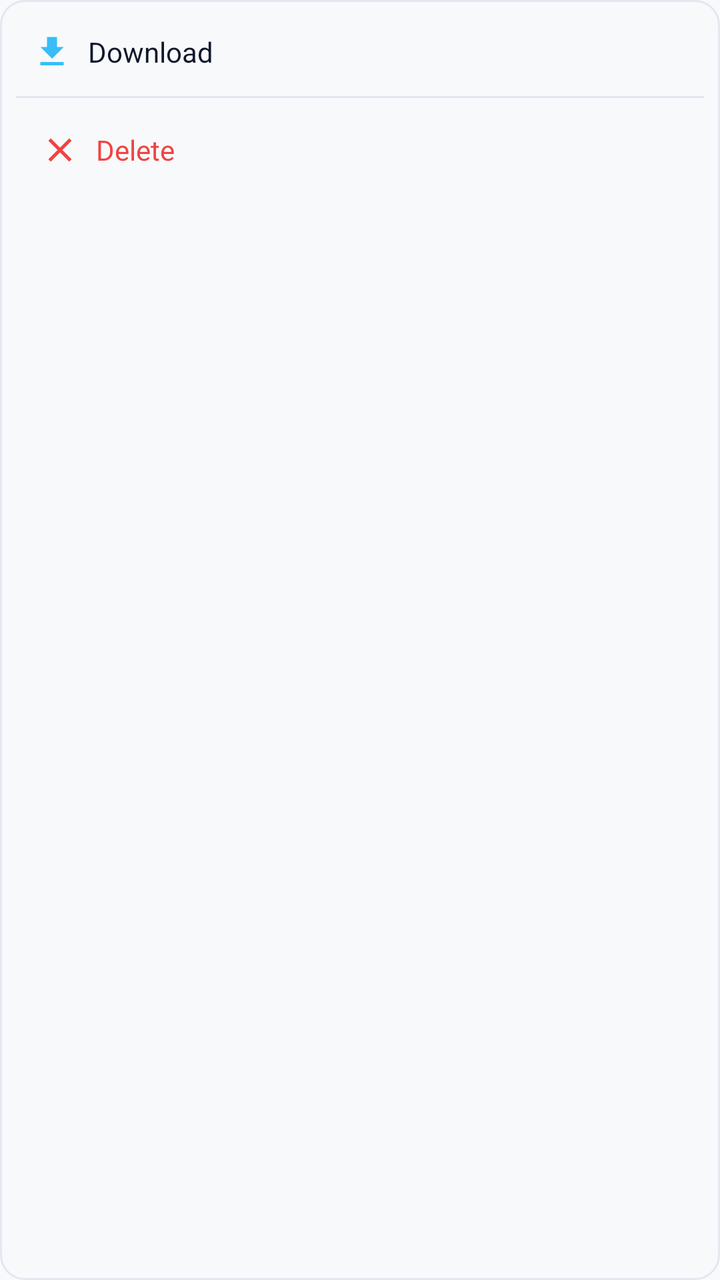
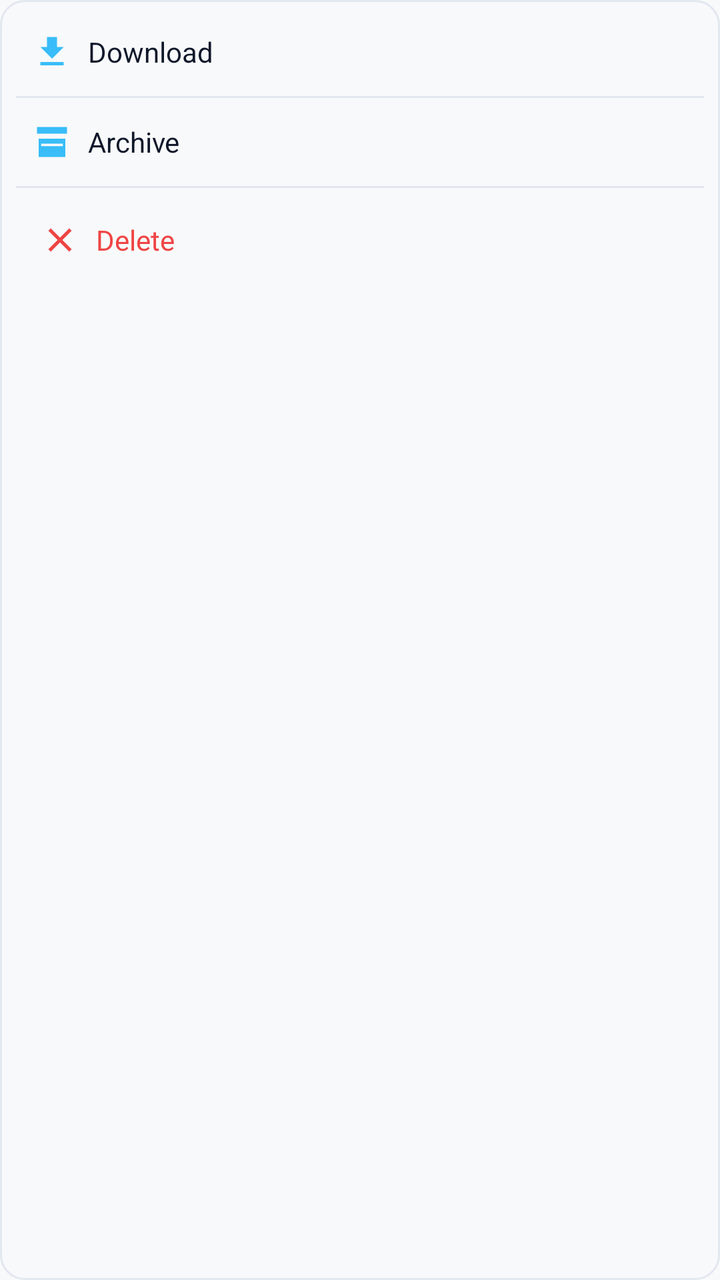

The first picture is an Android layout as it rendered before a commit; the second is the same layout after the commit. The layout source and the unified diff follow.
<!-- AndroidManifest.xml: application theme Theme.NoteCalc.Blue -->
<!-- res/layout/layout_popup_menu.xml -->
<?xml version="1.0" encoding="utf-8"?>
<LinearLayout xmlns:android="http://schemas.android.com/apk/res/android"
    xmlns:app="http://schemas.android.com/apk/res-auto"
    android:layout_width="wrap_content"
    android:layout_height="wrap_content"
    android:orientation="vertical"
    android:background="@drawable/bg_popup_menu"
    android:padding="8dp">

    <LinearLayout
        android:id="@+id/btn_popup_download"
        android:layout_width="match_parent"
        android:layout_height="wrap_content"
        android:orientation="horizontal"
        android:gravity="center_vertical"
        android:padding="8dp"
        android:clickable="true"
        android:focusable="true">
        <ImageView
            android:layout_width="20dp"
            android:layout_height="20dp"
            android:src="@drawable/ic_download"
            app:tint="?attr/colorAccentSecondary" 
            android:contentDescription="@string/popup_menu_icon_desc"/>
        <TextView
            android:layout_width="wrap_content"
            android:layout_height="wrap_content"
            android:text="@string/popup_menu_btn_download"
            android:textSize="14sp"
            android:textColor="@color/text_primary"
            android:layout_marginStart="8dp" />
    </LinearLayout>

    <View
        android:layout_width="match_parent"
        android:layout_height="1dp"
        android:background="?attr/colorBorder"
        android:layout_marginTop="4dp"
        android:layout_marginBottom="4dp"/>

    <LinearLayout
        android:id="@+id/btn_popup_delete"
        android:layout_width="match_parent"
        android:layout_height="wrap_content"
        android:orientation="horizontal"
        android:gravity="center_vertical"
        android:padding="12dp"
        android:clickable="true"
        android:focusable="true">
        <ImageView
            android:layout_width="20dp"
            android:layout_height="20dp"
            android:src="@drawable/ic_close"
            app:tint="@color/error_red" 
            android:contentDescription="@string/popup_menu_icon_desc"/>
        <TextView
            android:layout_width="wrap_content"
            android:layout_height="wrap_content"
            android:text="@string/popup_menu_btn_delete"
            android:textSize="14sp"
            android:textColor="@color/error_red"
            android:layout_marginStart="8dp" />
    </LinearLayout>
</LinearLayout>
<!-- resources referenced by this layout -->
<resources>
  <color name="error_red">#FFEF4444</color>
  <color name="text_primary">#FF0F172A</color>
  <!-- drawable bg_popup_menu (drawable) -->
  <?xml version="1.0" encoding="utf-8"?>
  <shape xmlns:android="http://schemas.android.com/apk/res/android">
      <solid android:color="@color/bg_primary" />
      <corners android:radius="12dp" />
      <stroke android:width="1dp" android:color="@color/border_color" />
  </shape>
  <!-- drawable ic_close (drawable) -->
  <vector xmlns:android="http://schemas.android.com/apk/res/android"
      android:width="24dp"
      android:height="24dp"
      android:viewportWidth="24"
      android:viewportHeight="24">
    <path
        android:fillColor="#FFFFFFFF"
        android:pathData="M19,6.41L17.59,5 12,10.59 6.41,5 5,6.41 10.59,12 5,17.59 6.41,19 12,13.41 17.59,19 19,17.59 13.41,12z"/>
  </vector>
  <!-- drawable ic_download (drawable) -->
  <vector xmlns:android="http://schemas.android.com/apk/res/android"
      android:width="24dp"
      android:height="24dp"
      android:viewportWidth="24"
      android:viewportHeight="24">
    <path
        android:fillColor="#FFFFFFFF"
        android:pathData="M19,9h-4V3H9v6H5l7,7 7,-7zM5,18v2h14v-2H5z"/>
  </vector>
  <string name="popup_menu_btn_delete">Delete</string>
  <string name="popup_menu_btn_download">Download</string>
  <string name="popup_menu_icon_desc">Menu Icon</string>
  <style name="Theme.NoteCalc.Blue" parent="Base.Theme.NoteCalc">
          <item name="colorAccentPrimary">@color/accent_blue_primary</item>
          <item name="colorAccentSecondary">@color/accent_blue_secondary</item>
          <item name="colorBgPrimary">@color/bg_primary_blue</item>
          <item name="colorBgSecondary">@color/bg_secondary_blue</item>
          <item name="colorBgTertiary">@color/bg_tertiary_blue</item>
          <item name="colorBorder">@color/border_blue</item>
          <item name="colorRipple">@color/ripple_blue</item>
      </style>
  <color name="bg_primary">#FFF8F9FA</color>
  <color name="border_color">#FFE2E8F0</color>
  <style name="Base.Theme.NoteCalc" parent="Theme.Material3.DayNight.NoActionBar">
          <item name="android:windowBackground">?attr/colorBgPrimary</item>
          <item name="android:textColorPrimary">@color/text_primary</item>
      </style>
  <color name="accent_blue_primary">#FF0284C7</color>
  <color name="accent_blue_secondary">#FF38BDF8</color>
  <color name="bg_primary_blue">#FFF8F9FA</color>
  <color name="bg_secondary_blue">#FFFFFFFF</color>
  <color name="bg_tertiary_blue">#FFF1F5F9</color>
  <color name="border_blue">#FFE2E8F0</color>
  <color name="ripple_blue">#FFE2E8F0</color>
</resources>

<!-- the commit's change to res/layout/layout_popup_menu.xml (unified diff, before → after) -->
@@ -39,6 +39,38 @@
         android:layout_marginBottom="4dp"/>
 
     <LinearLayout
+        android:id="@+id/btn_popup_archive"
+        android:layout_width="match_parent"
+        android:layout_height="wrap_content"
+        android:orientation="horizontal"
+        android:gravity="center_vertical"
+        android:padding="8dp"
+        android:clickable="true"
+        android:focusable="true">
+        <ImageView
+            android:layout_width="20dp"
+            android:layout_height="20dp"
+            android:src="@drawable/ic_archive"
+            app:tint="?attr/colorAccentSecondary" 
+            android:contentDescription="@string/action_archive"/>
+        <TextView
+            android:id="@+id/text_popup_archive"
+            android:layout_width="wrap_content"
+            android:layout_height="wrap_content"
+            android:text="@string/action_archive"
+            android:textSize="14sp"
+            android:textColor="@color/text_primary"
+            android:layout_marginStart="8dp" />
+    </LinearLayout>
+
+    <View
+        android:layout_width="match_parent"
+        android:layout_height="1dp"
+        android:background="?attr/colorBorder"
+        android:layout_marginTop="4dp"
+        android:layout_marginBottom="4dp"/>
+
+    <LinearLayout
         android:id="@+id/btn_popup_delete"
         android:layout_width="match_parent"
         android:layout_height="wrap_content"
<!-- resource entries referenced after the edit -->
@@ -9,6 +9,16 @@
       <corners android:radius="12dp" />
       <stroke android:width="1dp" android:color="@color/border_color" />
   </shape>
+  <!-- drawable ic_archive (drawable) -->
+  <vector xmlns:android="http://schemas.android.com/apk/res/android"
+      android:width="24dp"
+      android:height="24dp"
+      android:viewportWidth="24"
+      android:viewportHeight="24">
+    <path
+        android:fillColor="#FF000000"
+        android:pathData="M20,21H4V10H20V21ZM3,3H21V7H3V3ZM5.5,13V14.5H18.5V13H5.5Z"/>
+  </vector>
   <!-- drawable ic_close (drawable) -->
   <vector xmlns:android="http://schemas.android.com/apk/res/android"
       android:width="24dp"
@@ -29,6 +39,7 @@
         android:fillColor="#FFFFFFFF"
         android:pathData="M19,9h-4V3H9v6H5l7,7 7,-7zM5,18v2h14v-2H5z"/>
   </vector>
+  <string name="action_archive">Archive</string>
   <string name="popup_menu_btn_delete">Delete</string>
   <string name="popup_menu_btn_download">Download</string>
   <string name="popup_menu_icon_desc">Menu Icon</string>
